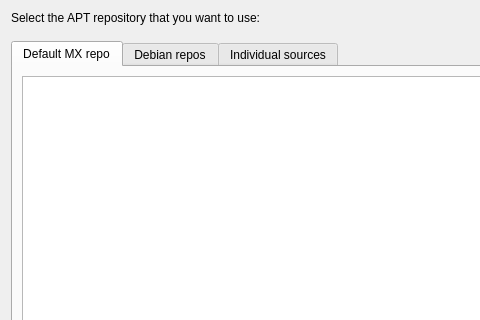
Before: the Qt Designer form mxrepomanager.ui in AdrianTM/mx-repo-manager, drawn with Qt 5; both pictures show x 0 to 480 and y 0 to 320 of the 777 by 505 pixel window.
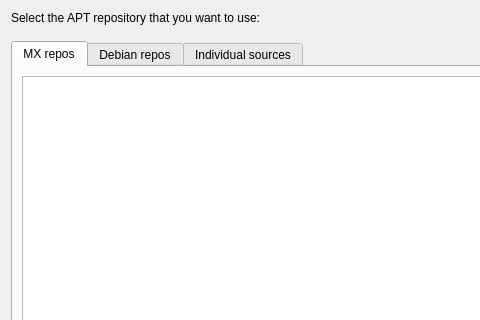
After: the same form once the commit is applied. Icons and pictures are not drawn.

The edit to the form file:
```diff
--- a/mxrepomanager.ui
+++ b/mxrepomanager.ui
@@ -56,7 +56,7 @@
      </property>
      <widget class="QWidget" name="tabMX">
       <attribute name="title">
-       <string>Default MX repo</string>
+       <string>MX repos</string>
       </attribute>
       <layout class="QGridLayout" name="gridLayout_2">
        <item row="0" column="0">
```
Left out of the diff: 8 changed lines with no effect on the pictures.
